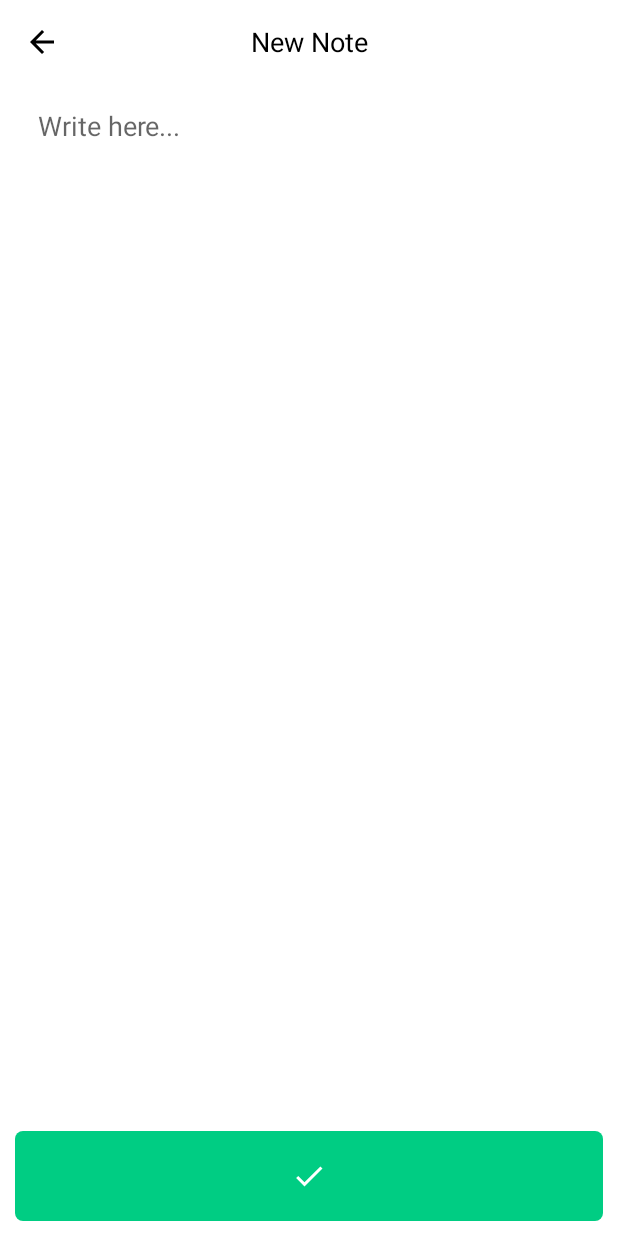
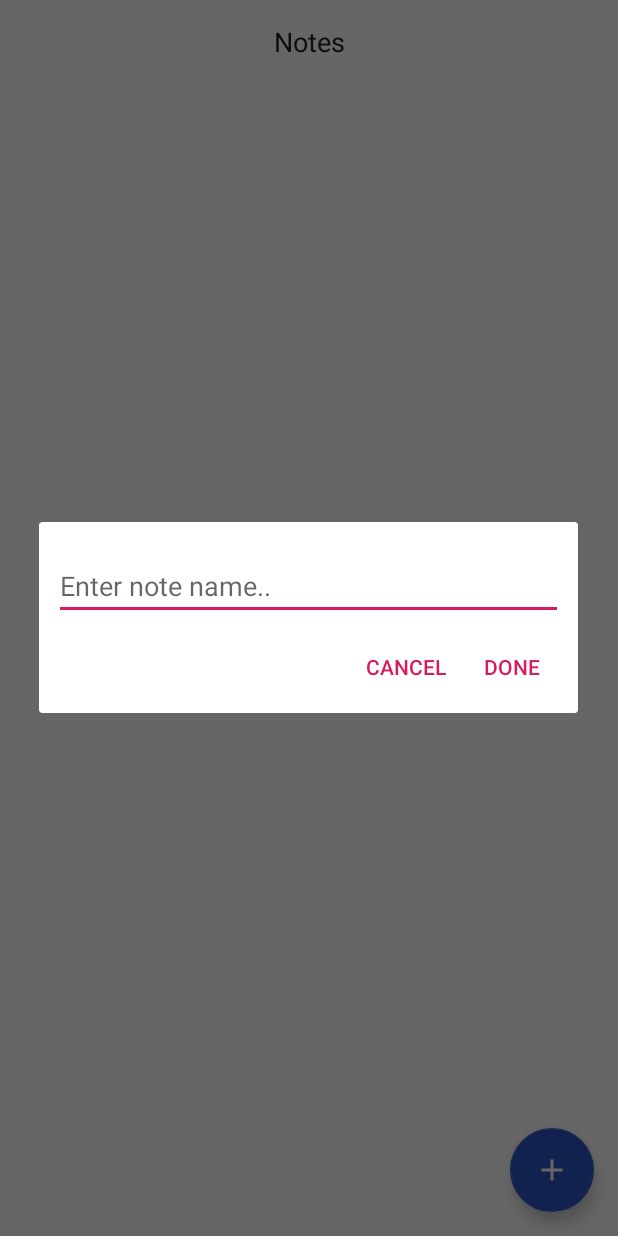
Before and after one commit to muhdsaneef/notesapp, an Android app: the screen it shows after launch (NotesEditActivity before the commit, MainActivity after it), after a tap on an icon or button, on a phone screen of 412 x 824 dp. Run offline under Robolectric (Android 15) with nearby library versions, the phone set to English and light mode, and no system bars; our stand-ins replace Room's generated code, data binding.

Commit message:
Added popup for entering note name

```diff
--- a/app/src/main/java/com/example/notes/activities/MainActivity.kt
+++ b/app/src/main/java/com/example/notes/activities/MainActivity.kt
@@ -6,7 +6,7 @@ import android.arch.lifecycle.ViewModelProviders
 import android.content.Intent
 import android.databinding.DataBindingUtil
 import android.os.Bundle
-import android.support.v7.app.AppCompatActivity;
+import android.support.v7.app.AppCompatActivity
 import com.example.notes.R
 import com.example.notes.adapters.NotesAdapter
 import com.example.notes.databinding.ActivityMainBinding
@@ -14,7 +14,11 @@ import com.example.notes.models.Note
 import com.example.notes.viewmodel.NoteViewModel
 
 import kotlinx.android.synthetic.main.activity_main.*
-import java.util.*
+import android.widget.Toast
+import android.content.DialogInterface
+import android.app.AlertDialog
+import android.view.LayoutInflater
+import android.widget.EditText
 
 class MainActivity : AppCompatActivity() {
 
@@ -22,6 +26,7 @@ class MainActivity : AppCompatActivity() {
     private lateinit var viewModel: NoteViewModel
     private lateinit var adapter: NotesAdapter
     private var isEditMode = false
+    private var newNoteName :String? = null
 
     override fun onCreate(savedInstanceState: Bundle?) {
         super.onCreate(savedInstanceState)
@@ -56,6 +61,8 @@ class MainActivity : AppCompatActivity() {
         intent.putExtra(NotesEditActivity.IS_EDIT_MODE, isEditMode)
         if (isEditMode) {
             intent.putExtra(NotesEditActivity.NOTE_ITEM, note)
+        } else {
+            intent.putExtra(NotesEditActivity.NEW_NOTE_NAME, newNoteName)
         }
         startActivityForResult(intent, REQUEST_EDIT_SCREEN)
     }
@@ -89,8 +96,39 @@ class MainActivity : AppCompatActivity() {
     private fun setAddNoteListener() {
         fab.setOnClickListener {
             isEditMode = false
-            showNoteEditScreen(null)
+            showEnterNoteNameDialog()
         }
+    }
+
+    private fun showEnterNoteNameDialog() {
+        val alert = AlertDialog.Builder(this)
+        val alertLayout = LayoutInflater.from(this).inflate(R.layout.enter_note_name_popup, null)
+        val edtNoteName = alertLayout.findViewById<EditText>(R.id.edt_note_name)
+
+        alert.setTitle(null)
+        alert.setView(alertLayout)
+        alert.setCancelable(false)
+        alert.setNegativeButton("Cancel") { dialogInterface: DialogInterface, _: Int ->
+            dialogInterface.dismiss()
+        }
+
+
+        alert.setPositiveButton("Done", null)
+        val dialog = alert.create()
+
+        dialog.setOnShowListener { dialogInterface ->
+            val positiveButton = dialog.getButton(AlertDialog.BUTTON_POSITIVE)
+            positiveButton.setOnClickListener {
+                if (edtNoteName.text.toString().isNotEmpty()) {
+                    newNoteName = edtNoteName.text.toString()
+                    dialogInterface.dismiss()
+                    showNoteEditScreen(null)
+                } else {
+                    Toast.makeText(this, R.string.message_please_enter_valid_name, Toast.LENGTH_SHORT).show()
+                }
+            }
+        }
+        dialog.show()
     }
 
     companion object {
--- /dev/null
+++ b/app/src/main/res/layout/enter_note_name_popup.xml
@@ -0,0 +1,18 @@
+<?xml version="1.0" encoding="utf-8"?>
+<LinearLayout xmlns:android="http://schemas.android.com/apk/res/android"
+              android:layout_width="match_parent"
+              android:layout_height="wrap_content"
+                android:paddingTop="@dimen/dimen20">
+    <EditText
+            android:id="@+id/edt_note_name"
+            android:layout_width="match_parent"
+            android:layout_height="wrap_content"
+            android:imeOptions="actionDone"
+            android:inputType="text"
+            android:maxLength="50"
+            android:layout_marginStart="@dimen/dimen10"
+            android:layout_marginEnd="@dimen/dimen10"
+            android:hint="@string/hint_enter_note_name"
+            android:singleLine="true" />
+
+</LinearLayout>
--- a/app/src/main/res/values/dimens.xml
+++ b/app/src/main/res/values/dimens.xml
@@ -6,4 +6,5 @@
     <dimen name="dimen15">15dp</dimen>
     <dimen name="dateTextSize">13sp</dimen>
     <dimen name="labelTextSize">15sp</dimen>
+    <dimen name="dimen20">20dp</dimen>
 </resources>
--- a/app/src/main/res/values/strings.xml
+++ b/app/src/main/res/values/strings.xml
@@ -5,4 +5,7 @@
     <string name="action_new">New Note</string>
     <string name="dummy">dummy</string>
     <string name="hint_write_here">Write here...</string>
+    <string name="label_enter_note_name">Note name</string>
+    <string name="hint_enter_note_name">Enter note name..</string>
+    <string name="message_please_enter_valid_name">Please enter valid name</string>
 </resources>
```
Also changed, not shown: app/src/main/java/com/example/notes/activities/NotesEditActivity.kt (+14 -10 lines).
